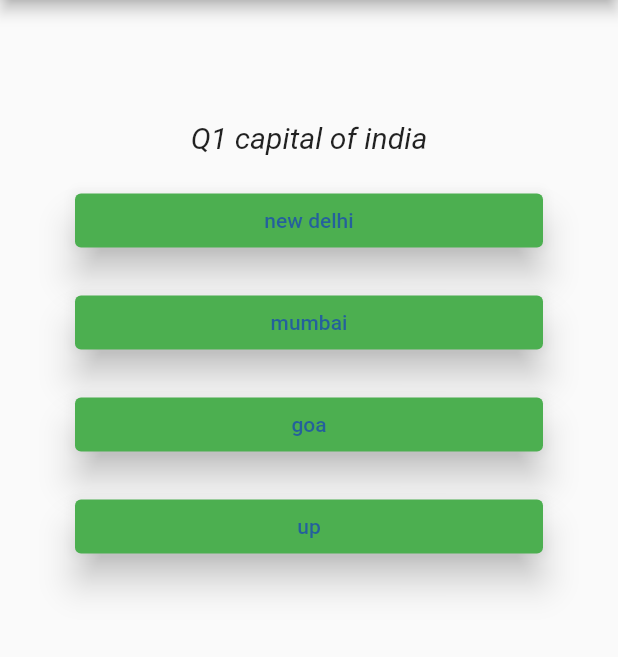
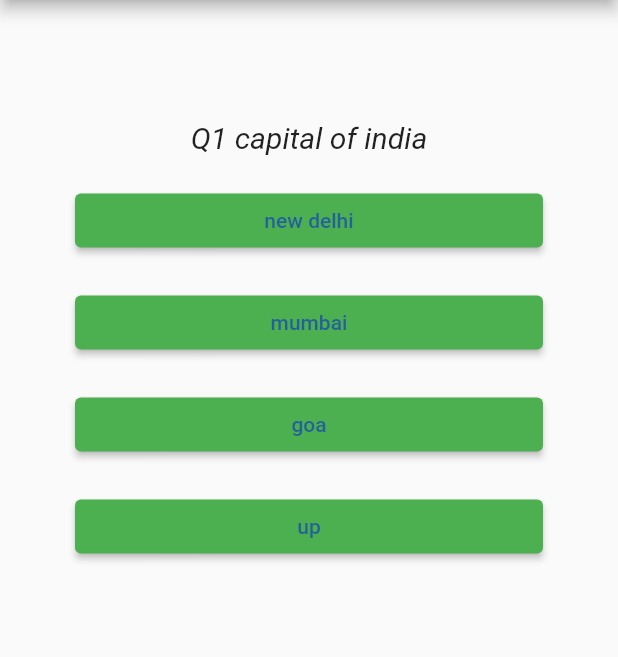
Before and after one commit to 9550shubham/QuizApp, a Flutter app: the screen it shows after launch, on a phone screen of 412 x 824 dp, the part 84-741 px from its top. Run offline on Flutter 3.47's test engine with Material 2 defaults, Android fonts, the phone set to English and light mode, and no system bars.

Commit message:
Update answer.dart

```diff
--- a/lib/answer.dart
+++ b/lib/answer.dart
@@ -14,7 +14,6 @@ class Answer extends StatelessWidget {
       child: ElevatedButton(
         onPressed: selectHandler,
         style: const ButtonStyle(
-            elevation: MaterialStatePropertyAll(10),
             backgroundColor: MaterialStatePropertyAll(Colors.green),
             foregroundColor:
                 MaterialStatePropertyAll(Color.fromARGB(156, 11, 46, 204))),
```
